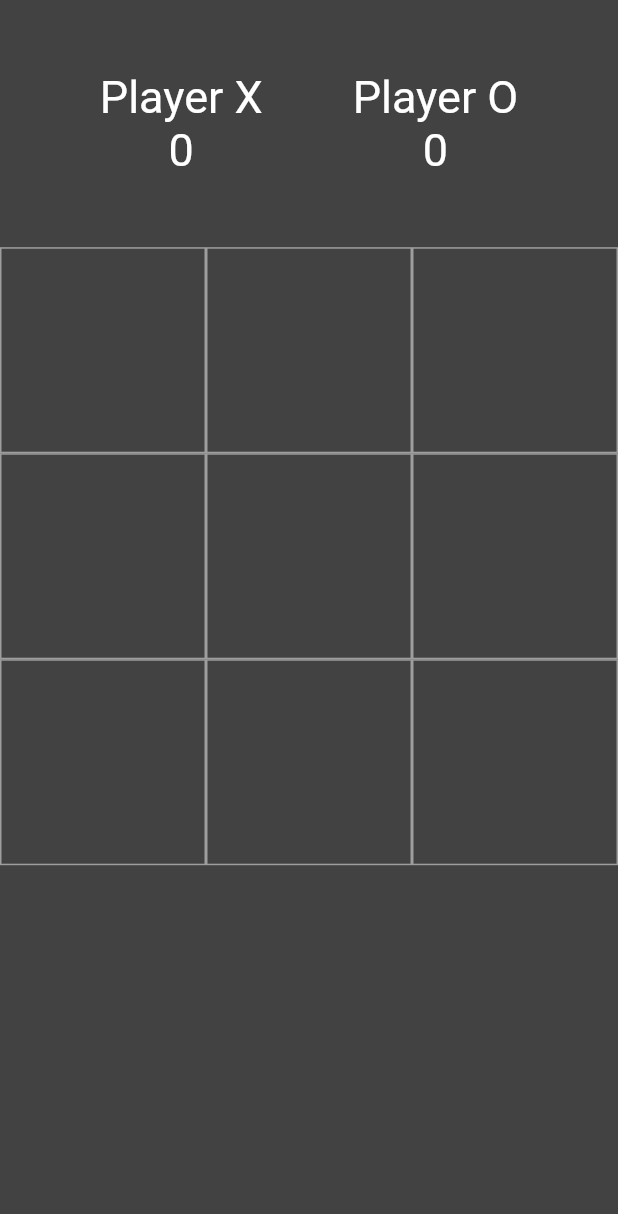
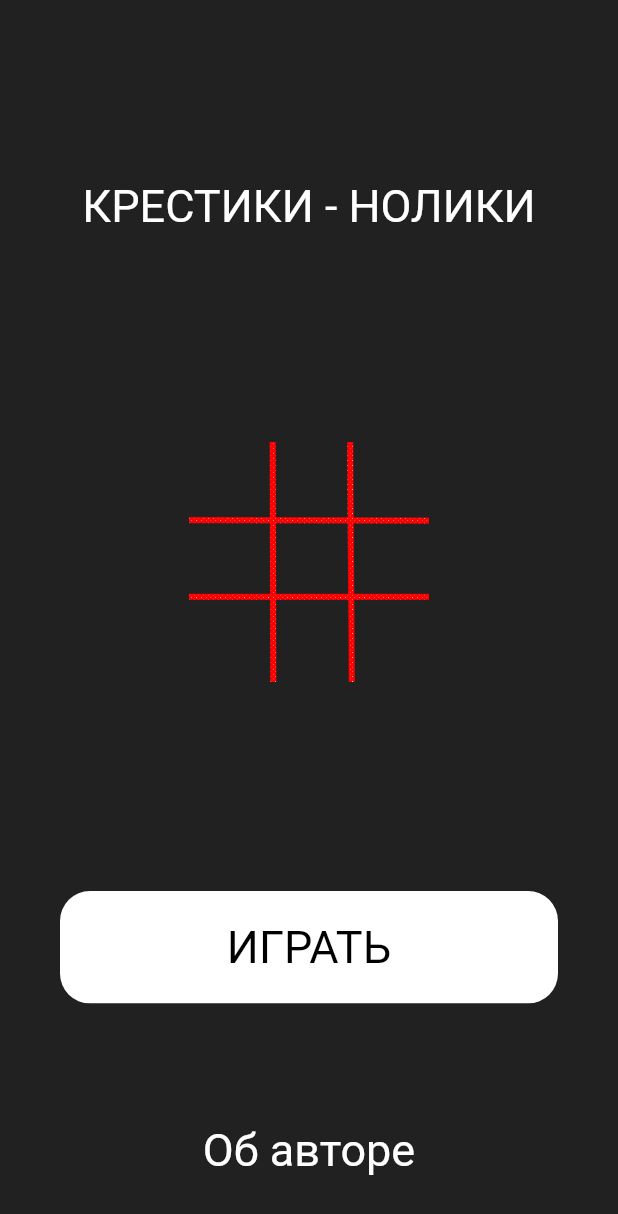
Before and after one commit to j3kaiii/TicTacFlutter, a Flutter app: the screen it shows after launch, on a phone screen of 412 x 824 dp. Shown: the top 1214 px of the screen. Run offline on Flutter 3.47's test engine with Material 2 defaults, Android fonts, the phone set to English and light mode, and no system bars; drawn by our look-alikes of avatar_glow; our stand-ins replace google_fonts.

Commit message:
no times for comments... want to sleep

```diff
--- /dev/null
+++ b/lib/introscreen.dart
@@ -0,0 +1,99 @@
+import 'package:avatar_glow/avatar_glow.dart';
+import 'package:flutter/material.dart';
+import 'package:google_fonts/google_fonts.dart';
+import 'package:tic_tac/about.dart';
+import 'package:tic_tac/homepage.dart';
+
+class IntroScreen extends StatefulWidget {
+  // создаем стейт для изменяемого виджета
+  @override
+  _IntroScreenState createState() => _IntroScreenState();
+}
+
+class _IntroScreenState extends State<IntroScreen>
+    with SingleTickerProviderStateMixin {
+  static var myFont = GoogleFonts.roboto(
+      textStyle: TextStyle(color: Colors.white, fontSize: 30));
+  static var myBlackFont = GoogleFonts.roboto(
+      textStyle: TextStyle(color: Colors.black, fontSize: 30));
+
+  @override
+  Widget build(BuildContext context) {
+    return MaterialApp(
+        debugShowCheckedModeBanner: false,
+        home: Scaffold(
+          backgroundColor: Colors.grey[900],
+          body: Center(
+            child: Column(
+              mainAxisAlignment: MainAxisAlignment.center,
+              children: [
+                Padding(
+                  padding: const EdgeInsets.only(top: 120.0),
+                  child: Container(
+                      child: Text('КРЕСТИКИ - НОЛИКИ', style: myFont)),
+                ),
+                Expanded(
+                    flex: 2,
+                    child: Container(
+                      child: AvatarGlow(
+                        endRadius: 140,
+                        glowColor: Colors.white,
+                        child: Container(
+                          decoration: BoxDecoration(
+                              border: Border.all(
+                                style: BorderStyle.none,
+                              ),
+                              shape: BoxShape.circle),
+                          child: CircleAvatar(
+                            backgroundColor: Colors.grey[900],
+                            child: Image.asset('lib/images/ttt.png',
+                                fit: BoxFit.scaleDown),
+                            radius: 80,
+                          ),
+                        ),
+                      ),
+                    )),
+                GestureDetector(
+                    onTap: () {
+                      Navigator.push(context,
+                          MaterialPageRoute(builder: (context) => HomePage()));
+                    },
+                    child: Padding(
+                      padding: EdgeInsets.only(left: 40, right: 40, bottom: 60),
+                      child: ClipRRect(
+                        borderRadius: BorderRadius.circular(20),
+                        child: Container(
+                          padding: EdgeInsets.all(20),
+                          color: Colors.white,
+                          child: Center(
+                              child: Text(
+                            'ИГРАТЬ',
+                            style: myBlackFont,
+                          )),
+                        ),
+                      ),
+                    )),
+                GestureDetector(
+                    onTap: () {
+                      Navigator.push(
+                          context,
+                          MaterialPageRoute(
+                              builder: (context) => AboutScreen()));
+                    },
+                    child: Container(
+                      padding: EdgeInsets.all(20),
+                      child: Padding(
+                        padding: const EdgeInsets.only(bottom: 20.0),
+                        child: Center(
+                            child: Text(
+                          'Об авторе',
+                          style: myFont,
+                        )),
+                      ),
+                    ))
+              ],
+            ),
+          ),
+        ));
+  }
+}
--- a/lib/main.dart
+++ b/lib/main.dart
@@ -1,4 +1,5 @@
 import 'package:flutter/material.dart';
+import 'introscreen.dart';
 
 void main() {
   runApp(MyApp()); // точка входа в приложение
@@ -9,186 +10,7 @@ class MyApp extends StatelessWidget {
   Widget build(BuildContext context) {
     return MaterialApp(
       debugShowCheckedModeBanner: false, // убираем банер 'debug'
-      home: HomePage(), // рисуем виджет
+      home: IntroScreen(), // рисуем виджет
     );
   }
 }
-
-class HomePage extends StatefulWidget {
-  // создаем стейт для изменяемого виджета
-  @override
-  _HomePageState createState() => _HomePageState();
-}
-
-class _HomePageState extends State<HomePage> {
-  bool onTurn = true; // Чей ход? У нас обычно начинают с X
-
-  List<String> sign = [
-    '',
-    '',
-    '',
-    '',
-    '',
-    '',
-    '',
-    '',
-    '',
-  ]; // значек на поле
-
-  var myTextStyle = TextStyle(color: Colors.white, fontSize: 30);
-  int oScore = 0;
-  int xScore = 0;
-
-  @override
-  Widget build(BuildContext context) {
-    return Scaffold(
-      backgroundColor: Colors.grey[800], // бэкграунд
-      body: Column(
-        children: [
-          Expanded(
-              child: Container(
-            child: Row(mainAxisAlignment: MainAxisAlignment.center, children: [
-              Padding(
-                padding: const EdgeInsets.all(30.0),
-                child: Column(
-                  mainAxisAlignment: MainAxisAlignment.center,
-                  children: [
-                    Text('Player X', style: myTextStyle),
-                    Text(xScore.toString(), style: myTextStyle)
-                  ],
-                ),
-              ),
-              Padding(
-                padding: const EdgeInsets.all(30.0),
-                child: Column(
-                  mainAxisAlignment: MainAxisAlignment.center,
-                  children: [
-                    Text('Player O', style: myTextStyle),
-                    Text(oScore.toString(), style: myTextStyle)
-                  ],
-                ),
-              ),
-            ]),
-          )),
-          Expanded(
-            flex: 3,
-            child: GridView.builder(
-                //сетка
-                itemCount: 9, // из 9 элементов
-                gridDelegate: // 3*3
-                    SliverGridDelegateWithFixedCrossAxisCount(
-                        crossAxisCount: 3),
-                itemBuilder: (BuildContext context, int index) {
-                  return GestureDetector(
-                    // ловим тап
-                    onTap: () {
-                      _tapped(index); // в функцию попадает индекс ячейки
-                    }, // событие при тапе
-                    child: Container(
-                      // рисуем плитки поля
-                      decoration: BoxDecoration(
-                        border: Border.all(color: Colors.grey),
-                      ),
-                      child: Center(
-                        // с текстом по центру
-                        child: Text(
-                          sign[index],
-                          style: TextStyle(color: Colors.white, fontSize: 40),
-                        ),
-                      ),
-                    ),
-                  );
-                }),
-          ),
-          Expanded(child: Container()),
-        ],
-      ),
-    );
-  }
-
-  void _tapped(int index) {
-    // стейт можно изменить только внутри setState
-    setState(() {
-      if (onTurn && sign[index] == '') {
-        sign[index] = 'X';
-      } else if (!onTurn && sign[index] == '') {
-        sign[index] = 'O';
-      }
-
-      onTurn = !onTurn; // переключатель хода между Х и О
-      _checkWinner();
-    });
-  }
-
-  void _checkWinner() {
-    // проверяем первую строку
-    // все три ячейки одинаковые и при этом не пустые
-    if (sign[0] == sign[1] && sign[0] == sign[2] && sign[0] != '') {
-      _showWinDialog(sign[0]);
-    }
-    // вторая строка
-    if (sign[3] == sign[4] && sign[3] == sign[5] && sign[3] != '') {
-      _showWinDialog(sign[3]);
-    }
-    // тертья строка
-    if (sign[6] == sign[7] && sign[6] == sign[8] && sign[6] != '') {
-      _showWinDialog(sign[6]);
-    }
-
-    // правый столбец
-    if (sign[0] == sign[3] && sign[0] == sign[6] && sign[0] != '') {
-      _showWinDialog(sign[0]);
-    }
-    // средний столбец
-    if (sign[1] == sign[4] && sign[1] == sign[7] && sign[1] != '') {
-      _showWinDialog(sign[1]);
-    }
-    // левый столбец
-    if (sign[2] == sign[5] && sign[2] == sign[8] && sign[2] != '') {
-      _showWinDialog(sign[2]);
-    }
-
-    // одна диагональ
-    if (sign[0] == sign[4] && sign[0] == sign[8] && sign[0] != '') {
-      _showWinDialog(sign[0]);
-    }
-    // другая диагональ
-    if (sign[2] == sign[4] && sign[2] == sign[6] && sign[2] != '') {
-      _showWinDialog(sign[2]);
-    }
-  }
-
-  void _showWinDialog(String winner) {
-    showDialog(
-        barrierDismissible: false,
-        context: context,
-        builder: (BuildContext context) {
-          return AlertDialog(
-            title: Text('WINNER IS $winner'),
-            actions: [
-              TextButton(
-                  onPressed: () {
-                    _clearBoard();
-                    Navigator.of(context).pop();
-                  },
-                  child: Text('Play Again'))
-            ],
-          );
-        });
-
-    if (winner == 'X') {
-      xScore++;
-    } else if (winner == 'O') {
-      oScore++;
-    }
-    _clearBoard();
-  }
-
-  void _clearBoard() {
-    setState(() {
-      for (int i = 0; i < 9; i++) {
-        sign[i] = '';
-      }
-    });
-  }
-}
```
Also changed, not shown: lib/about.dart (added, +69 -0 lines), lib/homepage.dart (added, +220 -0 lines), pubspec.yaml (+4 -3 lines), lib/images/evgen.jpg (added), lib/images/ttt.png (added), pubspec.lock, 1 other file.
